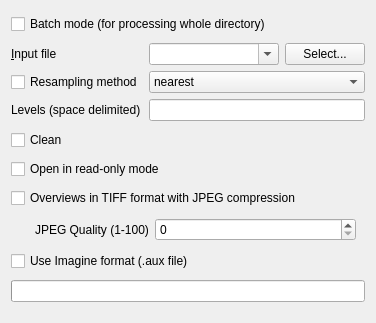
First picture: the form in qgis/python/plugins/GdalTools/tools/widgetOverview.ui, repository sourcepole/qgis, before the edit.
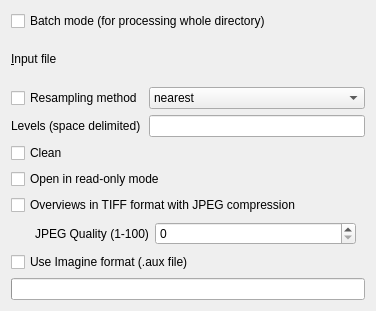
Second picture: the form after the edit. Custom widgets are drawn as their Qt base class.

Commit message: avoid changes of the input layer when layers in canvas changed

The edit to the form file:
```diff
--- a/qgis/python/plugins/GdalTools/tools/widgetOverview.ui
+++ b/qgis/python/plugins/GdalTools/tools/widgetOverview.ui
@@ -7,7 +7,7 @@
     <x>0</x>
     <y>0</y>
     <width>376</width>
-    <height>323</height>
+    <height>311</height>
    </rect>
   </property>
   <property name="sizePolicy">
@@ -35,37 +35,10 @@
         <string>&amp;Input file</string>
        </property>
        <property name="buddy">
-        <cstring>selectInputFileButton</cstring>
+        <cstring>inSelector</cstring>
        </property>
       </widget>
      </item>
-     <item row="0" column="1">
-      <layout class="QHBoxLayout" name="horizontalLayout">
-       <item>
-        <widget class="QComboBox" name="inputLayerCombo">
-         <property name="sizePolicy">
-          <sizepolicy hsizetype="Expanding" vsizetype="Fixed">
-           <horstretch>0</horstretch>
-           <verstretch>0</verstretch>
-          </sizepolicy>
-         </property>
-         <property name="editable">
-          <bool>true</bool>
-         </property>
-         <property name="insertPolicy">
-          <enum>QComboBox::NoInsert</enum>
-         </property>
-        </widget>
-       </item>
-       <item>
-        <widget class="QPushButton" name="selectInputFileButton">
-         <property name="text">
-          <string>Select...</string>
-         </property>
-        </widget>
-       </item>
-      </layout>
-     </item>
      <item row="1" column="0">
       <widget class="QCheckBox" name="algorithmCheck">
        <property name="text">
@@ -117,6 +90,9 @@
      <item row="2" column="1">
       <widget class="QLineEdit" name="levelsEdit"/>
      </item>
+     <item row="0" column="1">
+      <widget class="GdalToolsInOutSelector" name="inSelector" native="true"/>
+     </item>
     </layout>
    </item>
    <item>
@@ -227,6 +203,14 @@
    </item>
   </layout>
  </widget>
+ <customwidgets>
+  <customwidget>
+   <class>GdalToolsInOutSelector</class>
+   <extends>QWidget</extends>
+   <header>inOutSelector</header>
+   <container>1</container>
+  </customwidget>
+ </customwidgets>
  <resources/>
  <connections/>
 </ui>
```
The commit also changes 41 other files.
